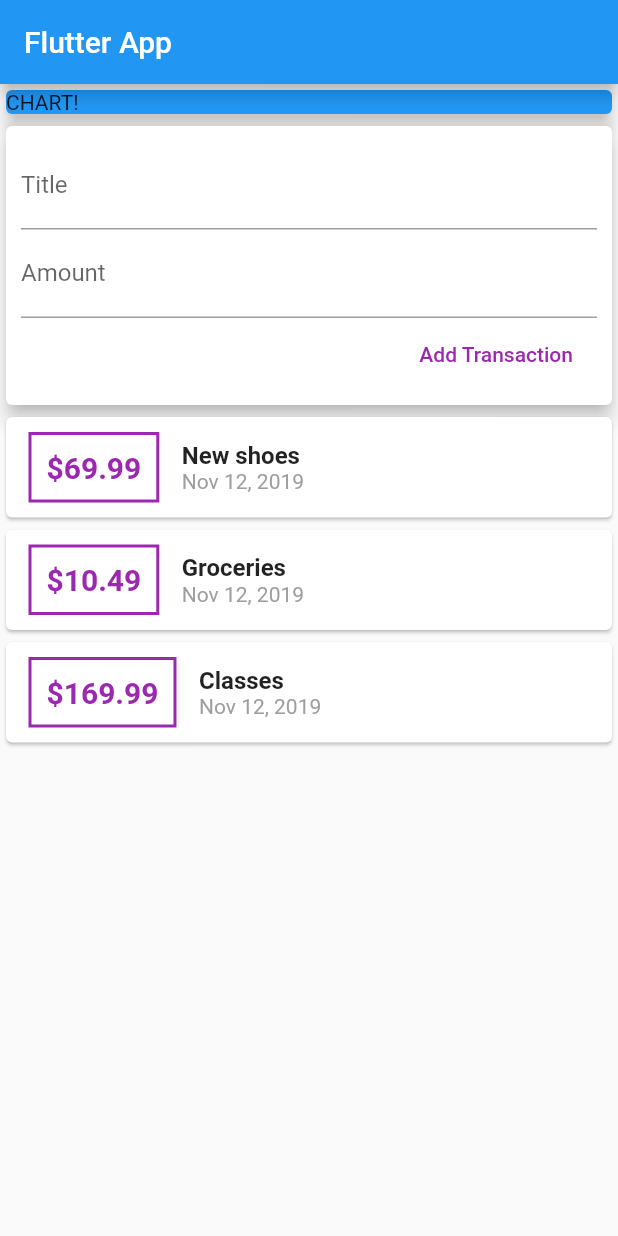
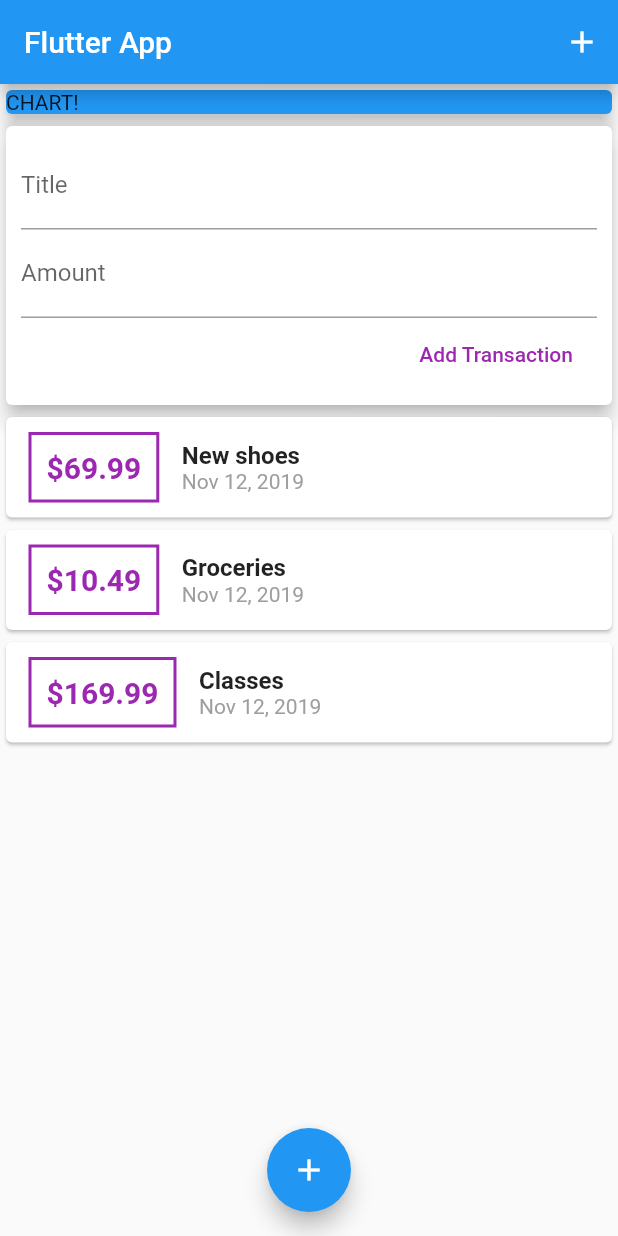
Before and after one commit to eduardoreche/flutter-expenses, a Flutter app: the screen it shows after launch, on a phone screen of 412 x 824 dp. Run offline on Flutter 3.47's test engine with Material 2 defaults, Android fonts, the phone set to English and light mode, and no system bars.

Commit message:
action buttons

```diff
--- a/lib/main.dart
+++ b/lib/main.dart
@@ -21,6 +21,12 @@ class MyHomePage extends StatelessWidget {
       home: Scaffold(
         appBar: AppBar(
           title: Text('Flutter App'),
+          actions: <Widget>[
+            IconButton(
+              icon: Icon(Icons.add),
+              onPressed: () {},
+            ),
+          ],
         ),
         body: SingleChildScrollView(
           child: Column(
@@ -37,6 +43,13 @@ class MyHomePage extends StatelessWidget {
               UserTransactions(),
             ],
           ),
-            )));
+        ),
+        floatingActionButtonLocation: FloatingActionButtonLocation.centerFloat,
+        floatingActionButton: FloatingActionButton(
+          child: Icon(Icons.add),
+          onPressed: () {},
+        ),
+      ),
+    );
   }
 }
```
Lines whose indentation alone changed are shown as unchanged.
